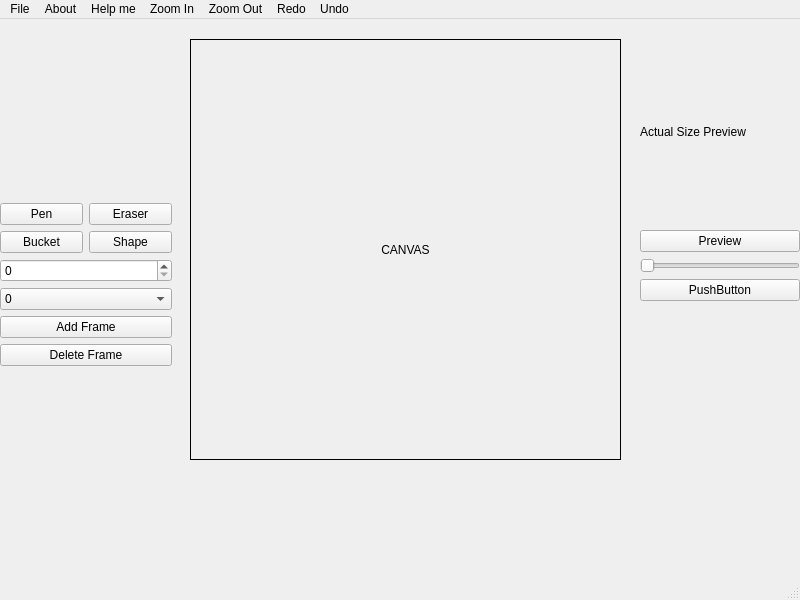
Before: the Qt Designer form SpriteEditor/view.ui in University-of-Utah-CS3505/a7-sprite-editor-s22-charming21, drawn with Qt 5.
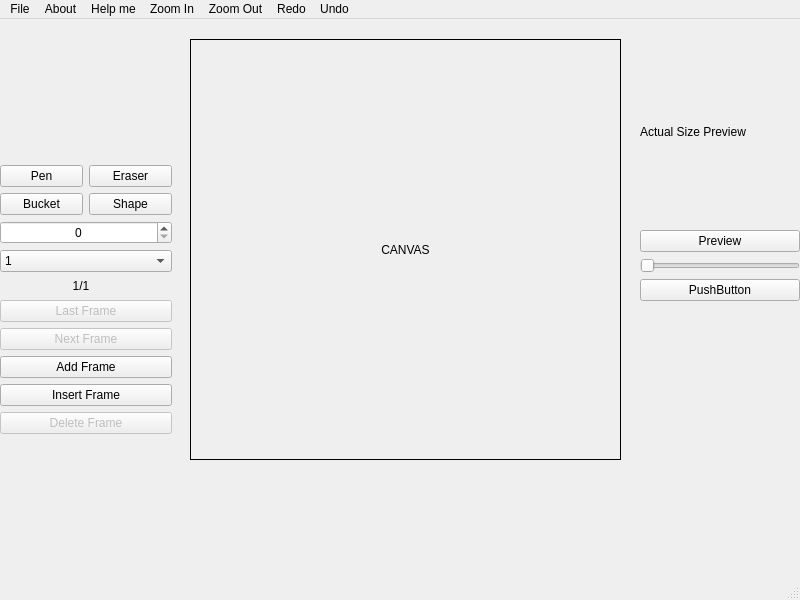
After: the same form once the commit is applied. Custom widgets are drawn as their Qt base class.

Commit message: Commit 2.4: Added frameNumberLabel, insertFrameButton, nextFrameButton, lastFrameButton...

```diff
--- a/SpriteEditor/view.ui
+++ b/SpriteEditor/view.ui
@@ -79,7 +79,7 @@
       <x>0</x>
       <y>20</y>
       <width>172</width>
-      <height>491</height>
+      <height>521</height>
      </rect>
     </property>
     <layout class="QVBoxLayout" name="toolBarAndFrame">
@@ -122,19 +122,62 @@
         </layout>
        </item>
        <item>
-        <widget class="QSpinBox" name="toolSizeBox"/>
+        <widget class="QSpinBox" name="toolSizeBox">
+         <property name="alignment">
+          <set>Qt::AlignCenter</set>
+         </property>
+        </widget>
        </item>
        <item>
         <layout class="QVBoxLayout" name="frameLayout">
          <item>
           <widget class="QComboBox" name="framesComboBox">
+           <property name="layoutDirection">
+            <enum>Qt::LeftToRight</enum>
+           </property>
            <item>
             <property name="text">
-             <string>0</string>
+             <string>1</string>
             </property>
            </item>
           </widget>
          </item>
+         <item>
+          <widget class="QLabel" name="frameNumberLabel">
+           <property name="maximumSize">
+            <size>
+             <width>162</width>
+             <height>16</height>
+            </size>
+           </property>
+           <property name="text">
+            <string>1/1</string>
+           </property>
+           <property name="alignment">
+            <set>Qt::AlignCenter</set>
+           </property>
+          </widget>
+         </item>
+         <item>
+          <widget class="QPushButton" name="lastFrameButton">
+           <property name="enabled">
+            <bool>false</bool>
+           </property>
+           <property name="text">
+            <string>Last Frame</string>
+           </property>
+          </widget>
+         </item>
+         <item>
+          <widget class="QPushButton" name="nextFrameButton">
+           <property name="enabled">
+            <bool>false</bool>
+           </property>
+           <property name="text">
+            <string>Next Frame</string>
+           </property>
+          </widget>
+         </item>
          <item>
           <widget class="QPushButton" name="addFrameButton">
            <property name="text">
@@ -142,8 +185,18 @@
            </property>
           </widget>
          </item>
+         <item>
+          <widget class="QPushButton" name="insertFrameButton">
+           <property name="text">
+            <string>Insert Frame</string>
+           </property>
+          </widget>
+         </item>
          <item>
           <widget class="QPushButton" name="deleteFrameButton">
+           <property name="enabled">
+            <bool>false</bool>
+           </property>
            <property name="text">
             <string>Delete Frame</string>
            </property>
```
Left out of the diff: 2 changed lines with no effect on the pictures. The commit also changes 17 other files.
